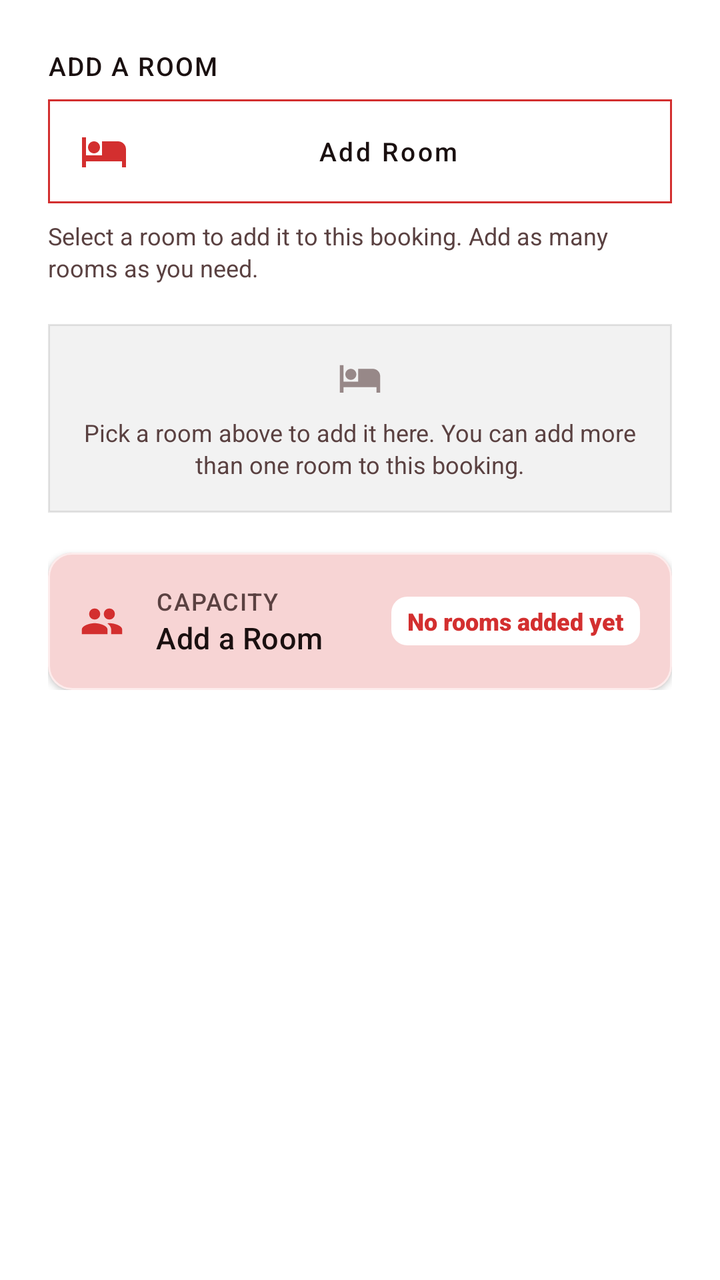
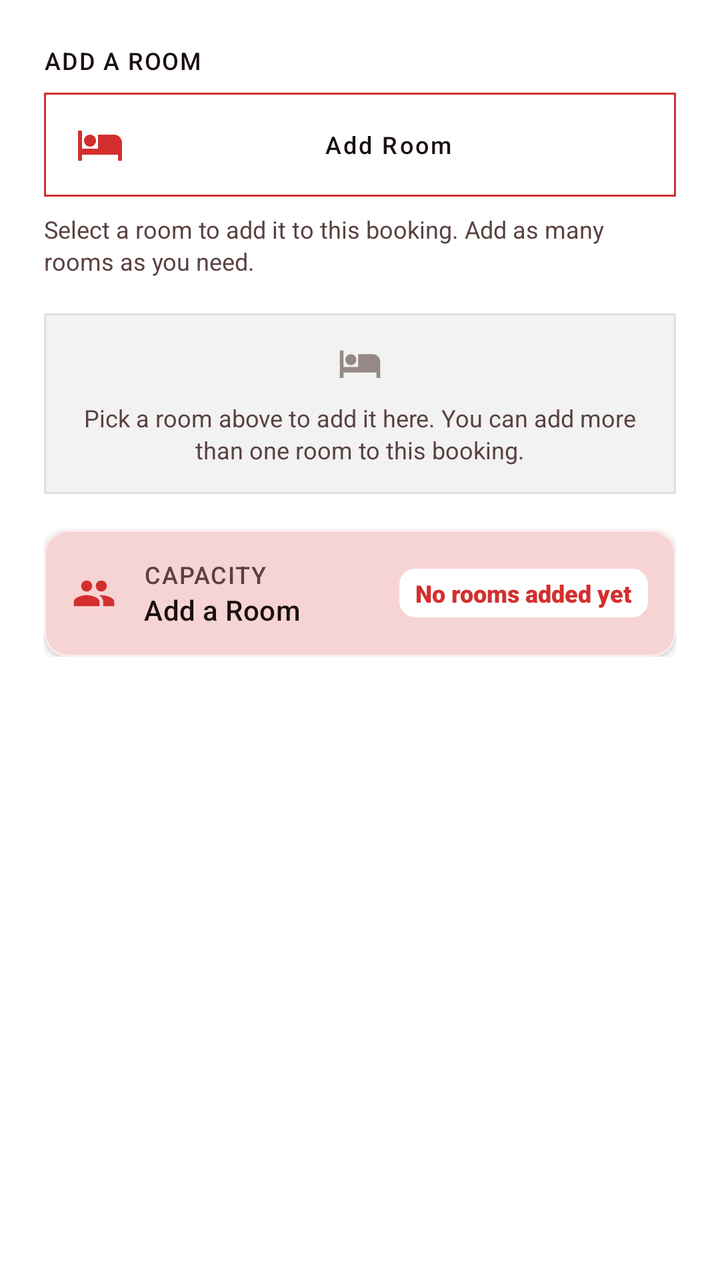

Two renders of the same Android screen: before a commit and after it. Below are the layout's source before the change and the commit's diff.
<!-- AndroidManifest.xml: application theme Theme.VelocitySuites -->
<!-- res/layout/fragment_step1_rooms.xml -->
<?xml version="1.0" encoding="utf-8"?>
<androidx.core.widget.NestedScrollView xmlns:android="http://schemas.android.com/apk/res/android"
    xmlns:app="http://schemas.android.com/apk/res-auto"
    xmlns:tools="http://schemas.android.com/tools"
    android:layout_width="match_parent"
    android:layout_height="match_parent"
    android:fillViewport="true"
    android:clipToPadding="false">

    <LinearLayout
        android:layout_width="match_parent"
        android:layout_height="wrap_content"
        android:orientation="vertical"
        android:padding="24dp">

        
        <LinearLayout
            android:id="@+id/layoutCheckingAvailability"
            android:layout_width="match_parent"
            android:layout_height="wrap_content"
            android:layout_marginBottom="16dp"
            android:gravity="center_vertical"
            android:orientation="horizontal"
            android:visibility="gone"
            tools:visibility="visible">

            <ProgressBar
                android:layout_width="18dp"
                android:layout_height="18dp"
                android:layout_marginEnd="8dp"
                android:indeterminateTint="@color/velocity_red_primary" />

            <TextView
                android:layout_width="wrap_content"
                android:layout_height="wrap_content"
                android:text="@string/checking_available_rooms_message"
                android:textColor="@color/velocity_text_secondary"
                android:textSize="12sp" />
        </LinearLayout>

        
        <LinearLayout
            android:id="@+id/layoutRoomLoadError"
            android:layout_width="match_parent"
            android:layout_height="wrap_content"
            android:layout_marginBottom="16dp"
            android:background="@drawable/shape_tab_background"
            android:gravity="center"
            android:orientation="vertical"
            android:paddingHorizontal="24dp"
            android:paddingVertical="24dp"
            android:visibility="gone">

            <ImageView
                android:layout_width="28dp"
                android:layout_height="28dp"
                android:layout_marginBottom="8dp"
                android:alpha="0.6"
                android:contentDescription="@null"
                android:src="@drawable/ic_wifi_off"
                app:tint="@color/velocity_text_secondary" />

            <TextView
                style="@style/TextAppearance.Velocity.Label.Section"
                android:layout_width="wrap_content"
                android:layout_height="wrap_content"
                android:layout_marginBottom="8dp"
                android:text="@string/room_load_error_title"
                android:textColor="@color/velocity_text_primary" />

            <TextView
                android:layout_width="match_parent"
                android:layout_height="wrap_content"
                android:layout_marginBottom="16dp"
                android:gravity="center"
                android:lineSpacingExtra="2dp"
                android:text="@string/room_load_error_message"
                android:textColor="@color/velocity_text_secondary"
                android:textSize="12sp" />

            <com.google.android.material.button.MaterialButton
                android:id="@+id/btnRetryRoomLoad"
                style="@style/Widget.Velocity.Flat.Button.Outlined"
                android:layout_width="wrap_content"
                android:layout_height="wrap_content"
        android:minHeight="48dp"
                android:paddingHorizontal="24dp"
                android:text="@string/retry_label"
                android:textColor="@color/velocity_red_primary"
                android:textSize="13sp" />
        </LinearLayout>

        
        <LinearLayout
            android:id="@+id/layoutNoRoomsAvailableForDates"
            android:layout_width="match_parent"
            android:layout_height="wrap_content"
            android:layout_marginBottom="16dp"
            android:background="@drawable/shape_tab_background"
            android:gravity="center"
            android:orientation="vertical"
            android:paddingHorizontal="24dp"
            android:paddingVertical="24dp"
            android:visibility="gone">

            <ImageView
                android:layout_width="28dp"
                android:layout_height="28dp"
                android:layout_marginBottom="8dp"
                android:alpha="0.6"
                android:contentDescription="@null"
                android:src="@drawable/ic_bed"
                app:tint="@color/velocity_text_secondary" />

            <TextView
                style="@style/TextAppearance.Velocity.Label.Section"
                android:layout_width="wrap_content"
                android:layout_height="wrap_content"
                android:layout_marginBottom="8dp"
                android:text="@string/no_available_rooms_title"
                android:textColor="@color/velocity_text_primary" />

            <TextView
                android:layout_width="match_parent"
                android:layout_height="wrap_content"
                android:layout_marginBottom="16dp"
                android:gravity="center"
                android:lineSpacingExtra="2dp"
                android:text="@string/no_available_rooms_message"
                android:textColor="@color/velocity_text_secondary"
                android:textSize="12sp" />

            <com.google.android.material.button.MaterialButton
                android:id="@+id/btnChangeDates"
                style="@style/Widget.Velocity.Flat.Button.Outlined"
                android:layout_width="wrap_content"
                android:layout_height="wrap_content"
        android:minHeight="48dp"
                android:paddingHorizontal="24dp"
                android:text="@string/change_dates_button"
                android:textColor="@color/velocity_red_primary"
                android:textSize="13sp" />
        </LinearLayout>

        <LinearLayout
            android:id="@+id/layoutRoomSelectionContent"
            android:layout_width="match_parent"
            android:layout_height="wrap_content"
            android:orientation="vertical">

        <TextView
            style="@style/TextAppearance.Velocity.Label.Input"
            android:layout_width="wrap_content"
            android:layout_height="wrap_content"
            android:layout_marginBottom="8dp"
            android:text="@string/add_room_hint"
            android:textColor="@color/velocity_text_primary"
            android:textSize="13sp" />

        <com.google.android.material.button.MaterialButton
            android:id="@+id/btnAddRoom"
            style="@style/Widget.Velocity.Flat.Button.Outlined"
            android:layout_width="match_parent"
            android:layout_height="52dp"
            android:text="@string/add_room_button_label"
            android:textColor="@color/velocity_text_primary"
            android:textSize="13sp"
            app:icon="@drawable/ic_bed"
            app:iconTint="@color/velocity_red_primary" />

        <TextView
            android:id="@+id/tvRoomSelectionHelper"
            android:layout_width="match_parent"
            android:layout_height="wrap_content"
            android:layout_marginTop="8dp"
            android:layout_marginBottom="16dp"
            android:lineSpacingExtra="2dp"
            android:text="@string/booking_select_room_helper_multi"
            android:textColor="@color/velocity_text_secondary"
            android:textSize="12sp" />

        <LinearLayout
            android:id="@+id/layoutSelectedRooms"
            android:layout_width="match_parent"
            android:layout_height="wrap_content"
            android:layout_marginBottom="4dp"
            android:orientation="vertical" />

        <LinearLayout
            android:id="@+id/layoutNoRoomsSelected"
            android:layout_width="match_parent"
            android:layout_height="wrap_content"
            android:layout_marginBottom="16dp"
            android:background="@drawable/shape_tab_background"
            android:gravity="center"
            android:orientation="vertical"
            android:paddingHorizontal="16dp"
            android:paddingVertical="16dp">

            <ImageView
                android:layout_width="22dp"
                android:layout_height="22dp"
                android:layout_marginBottom="8dp"
                android:alpha="0.6"
                android:contentDescription="@null"
                android:src="@drawable/ic_bed"
                app:tint="@color/velocity_text_secondary" />

            <TextView
                android:layout_width="match_parent"
                android:layout_height="wrap_content"
                android:gravity="center"
                android:lineSpacingExtra="2dp"
                android:text="@string/no_rooms_selected_hint"
                android:textColor="@color/velocity_text_secondary"
                android:textSize="12sp" />
        </LinearLayout>

        <com.google.android.material.card.MaterialCardView
            android:layout_width="match_parent"
            android:layout_height="wrap_content"
            android:layout_marginTop="4dp"
            app:cardBackgroundColor="@color/velocity_red_subtle"
            app:strokeColor="@color/velocity_red_soft"
            app:strokeWidth="1dp">

            <LinearLayout
                android:layout_width="match_parent"
                android:layout_height="wrap_content"
                android:gravity="center_vertical"
                android:orientation="horizontal"
                android:padding="16dp">

                <ImageView
                    android:layout_width="22dp"
                    android:layout_height="22dp"
                    android:contentDescription="@null"
                    android:src="@drawable/ic_people"
                    app:tint="@color/velocity_red_primary" />

                <LinearLayout
                    android:layout_width="0dp"
                    android:layout_height="wrap_content"
                    android:layout_marginStart="16dp"
                    android:layout_weight="1"
                    android:orientation="vertical">

                    <TextView
                        style="@style/TextAppearance.Velocity.Label.Input"
                        android:layout_width="wrap_content"
                        android:layout_height="wrap_content"
                        android:text="@string/capacity_label"
                        android:textColor="@color/velocity_text_secondary"
                        android:textSize="12sp" />

                    <TextView
                        android:id="@+id/tvCapacityIndicator"
                        style="@style/TextAppearance.Velocity.Price"
                        android:layout_width="wrap_content"
                        android:layout_height="wrap_content"
                        android:text="@string/add_room_hint"
                        android:textColor="@color/velocity_text_primary"
                        android:textSize="15sp" />
                </LinearLayout>

                <TextView
                    android:id="@+id/tvRoomsSelectedCount"
                    android:layout_width="wrap_content"
                    android:layout_height="wrap_content"
                    android:background="@drawable/shape_flat_badge"
                    android:backgroundTint="@color/white"
                    android:paddingHorizontal="8dp"
                    android:paddingVertical="4dp"
                    android:text="@string/no_rooms_selected_yet"
                    android:textColor="@color/velocity_red_primary"
                    android:fontFamily="sans-serif-black"
                    android:textSize="12sp" />
            </LinearLayout>
        </com.google.android.material.card.MaterialCardView>

        </LinearLayout>

    </LinearLayout>
</androidx.core.widget.NestedScrollView>
<!-- resources referenced by this layout -->
<resources>
  <color name="velocity_red_primary">#D32F2F</color>
  <color name="velocity_red_soft">#FDECEC</color>
  <color name="velocity_red_subtle">#F7D4D4</color>
  <color name="velocity_text_primary">#1A1010</color>
  <color name="velocity_text_secondary">#5A4141</color>
  <color name="white">#FFFFFFFF</color>
  <!-- drawable shape_flat_badge (drawable) -->
  <?xml version="1.0" encoding="utf-8"?>
  <shape xmlns:android="http://schemas.android.com/apk/res/android" android:shape="rectangle">
      <solid android:color="@color/velocity_red_primary" />
      <corners android:radius="8dp" />
  </shape>
  <!-- drawable shape_tab_background (drawable) -->
  <?xml version="1.0" encoding="utf-8"?>
  <shape xmlns:android="http://schemas.android.com/apk/res/android">
      <solid android:color="#0D000000" />
      <corners android:radius="0dp" />
      <stroke android:width="1dp" android:color="#1A000000" />
  </shape>
  <string name="add_room_button_label">Add Room</string>
  <string name="add_room_hint">Add a Room</string>
  <string name="booking_select_room_helper_multi">Select a room to add it to this booking. Add as many rooms as you need.</string>
  <string name="capacity_label">Capacity</string>
  <string name="change_dates_button">Change Dates</string>
  <string name="checking_available_rooms_message">Checking available rooms…</string>
  <string name="no_available_rooms_message">No rooms are available for your selected Check-in and Check-out dates. Please choose different dates.</string>
  <string name="no_available_rooms_title">No Available Rooms</string>
  <string name="no_rooms_selected_hint">Pick a room above to add it here. You can add more than one room to this booking.</string>
  <string name="no_rooms_selected_yet">No rooms added yet</string>
  <string name="retry_label">Retry</string>
  <string name="room_load_error_message">We couldn\'t check room availability. Please try again.</string>
  <string name="room_load_error_title">Couldn\'t Load Rooms</string>
  <style name="TextAppearance.Velocity.Price" parent="TextAppearance.MaterialComponents.Headline6">
          <item name="android:fontFamily">sans-serif-black</item>
          <item name="android:textColor">@color/velocity_text_primary</item>
          <item name="android:textSize">18sp</item>
      </style>
  <color name="black">#FF000000</color>
  <style name="ShapeAppearance.Velocity.Square" parent="">
          <item name="cornerFamily">rounded</item>
          <item name="cornerSize">0dp</item>
      </style>
  <color name="velocity_red_dark">#7F1212</color>
  <color name="velocity_red_rose">#EF5350</color>
  <color name="velocity_red_deep">#5A0A0A</color>
  <style name="ShapeAppearance.Velocity.Card" parent="">
          <item name="cornerFamily">rounded</item>
          <item name="cornerSize">@dimen/card_corner_radius</item>
      </style>
  <style name="Widget.Velocity.Flat.Snackbar" parent="Widget.MaterialComponents.Snackbar">
          <item name="android:background">@drawable/bg_snackbar_flat</item>
          <item name="android:elevation">0dp</item>
      </style>
  <dimen name="card_corner_radius">12dp</dimen>
  <dimen name="card_elevation">2dp</dimen>
  <color name="velocity_surface_elevated">#FFFFFF</color>
  <color name="velocity_divider_hairline">#1A000000</color>
  <!-- drawable bg_snackbar_flat (drawable) -->
  <?xml version="1.0" encoding="utf-8"?>
  <shape xmlns:android="http://schemas.android.com/apk/res/android" android:shape="rectangle">
      <solid android:color="#323232" />
      <stroke android:width="1dp" android:color="#33FFFFFF" />
      <corners android:radius="0dp" />
  </shape>
  <style name="Widget.Velocity.Flat.BottomSheet" parent="Widget.MaterialComponents.BottomSheet.Modal">
          <item name="shapeAppearanceOverlay">@style/ShapeAppearance.Velocity.Square</item>
          <item name="android:elevation">0dp</item>
          <item name="backgroundTint">@color/velocity_surface_elevated</item>
      </style>
  <!-- unchanged entries left out for length: 14 -->
</resources>

<!-- the commit's change to res/layout/fragment_step1_rooms.xml (unified diff, before → after) -->
@@ -11,14 +11,14 @@
         android:layout_width="match_parent"
         android:layout_height="wrap_content"
         android:orientation="vertical"
-        android:padding="24dp">
+        android:padding="22dp">
 
         
         <LinearLayout
             android:id="@+id/layoutCheckingAvailability"
             android:layout_width="match_parent"
             android:layout_height="wrap_content"
-            android:layout_marginBottom="16dp"
+            android:layout_marginBottom="14dp"
             android:gravity="center_vertical"
             android:orientation="horizontal"
             android:visibility="gone"
@@ -43,12 +43,12 @@
             android:id="@+id/layoutRoomLoadError"
             android:layout_width="match_parent"
             android:layout_height="wrap_content"
-            android:layout_marginBottom="16dp"
+            android:layout_marginBottom="14dp"
             android:background="@drawable/shape_tab_background"
             android:gravity="center"
             android:orientation="vertical"
-            android:paddingHorizontal="24dp"
-            android:paddingVertical="24dp"
+            android:paddingHorizontal="22dp"
+            android:paddingVertical="22dp"
             android:visibility="gone">
 
             <ImageView
@@ -71,7 +71,7 @@
             <TextView
                 android:layout_width="match_parent"
                 android:layout_height="wrap_content"
-                android:layout_marginBottom="16dp"
+                android:layout_marginBottom="14dp"
                 android:gravity="center"
                 android:lineSpacingExtra="2dp"
                 android:text="@string/room_load_error_message"
@@ -84,10 +84,10 @@
                 android:layout_width="wrap_content"
                 android:layout_height="wrap_content"
         android:minHeight="48dp"
-                android:paddingHorizontal="24dp"
+                android:paddingHorizontal="22dp"
                 android:text="@string/retry_label"
                 android:textColor="@color/velocity_red_primary"
-                android:textSize="13sp" />
+                android:textSize="12sp" />
         </LinearLayout>
 
         
@@ -95,12 +95,12 @@
             android:id="@+id/layoutNoRoomsAvailableForDates"
             android:layout_width="match_parent"
             android:layout_height="wrap_content"
-            android:layout_marginBottom="16dp"
+            android:layout_marginBottom="14dp"
             android:background="@drawable/shape_tab_background"
             android:gravity="center"
             android:orientation="vertical"
-            android:paddingHorizontal="24dp"
-            android:paddingVertical="24dp"
+            android:paddingHorizontal="22dp"
+            android:paddingVertical="22dp"
             android:visibility="gone">
 
             <ImageView
@@ -123,7 +123,7 @@
             <TextView
                 android:layout_width="match_parent"
                 android:layout_height="wrap_content"
-                android:layout_marginBottom="16dp"
+                android:layout_marginBottom="14dp"
                 android:gravity="center"
                 android:lineSpacingExtra="2dp"
                 android:text="@string/no_available_rooms_message"
@@ -136,10 +136,10 @@
                 android:layout_width="wrap_content"
                 android:layout_height="wrap_content"
         android:minHeight="48dp"
-                android:paddingHorizontal="24dp"
+                android:paddingHorizontal="22dp"
                 android:text="@string/change_dates_button"
                 android:textColor="@color/velocity_red_primary"
-                android:textSize="13sp" />
+                android:textSize="12sp" />
         </LinearLayout>
 
         <LinearLayout
@@ -155,7 +155,7 @@
             android:layout_marginBottom="8dp"
             android:text="@string/add_room_hint"
             android:textColor="@color/velocity_text_primary"
-            android:textSize="13sp" />
+            android:textSize="12sp" />
 
         <com.google.android.material.button.MaterialButton
             android:id="@+id/btnAddRoom"
@@ -164,7 +164,7 @@
             android:layout_height="52dp"
             android:text="@string/add_room_button_label"
             android:textColor="@color/velocity_text_primary"
-            android:textSize="13sp"
+            android:textSize="12sp"
             app:icon="@drawable/ic_bed"
             app:iconTint="@color/velocity_red_primary" />
 
@@ -173,7 +173,7 @@
             android:layout_width="match_parent"
             android:layout_height="wrap_content"
             android:layout_marginTop="8dp"
-            android:layout_marginBottom="16dp"
+            android:layout_marginBottom="14dp"
             android:lineSpacingExtra="2dp"
             android:text="@string/booking_select_room_helper_multi"
             android:textColor="@color/velocity_text_secondary"
@@ -190,12 +190,12 @@
             android:id="@+id/layoutNoRoomsSelected"
             android:layout_width="match_parent"
             android:layout_height="wrap_content"
-            android:layout_marginBottom="16dp"
+            android:layout_marginBottom="14dp"
             android:background="@drawable/shape_tab_background"
             android:gravity="center"
             android:orientation="vertical"
-            android:paddingHorizontal="16dp"
-            android:paddingVertical="16dp">
+            android:paddingHorizontal="14dp"
+            android:paddingVertical="14dp">
 
             <ImageView
                 android:layout_width="22dp"
@@ -229,7 +229,7 @@
                 android:layout_height="wrap_content"
                 android:gravity="center_vertical"
                 android:orientation="horizontal"
-                android:padding="16dp">
+                android:padding="14dp">
 
                 <ImageView
                     android:layout_width="22dp"
@@ -241,7 +241,7 @@
                 <LinearLayout
                     android:layout_width="0dp"
                     android:layout_height="wrap_content"
-                    android:layout_marginStart="16dp"
+                    android:layout_marginStart="14dp"
                     android:layout_weight="1"
                     android:orientation="vertical">
 
@@ -260,7 +260,7 @@
                         android:layout_height="wrap_content"
                         android:text="@string/add_room_hint"
                         android:textColor="@color/velocity_text_primary"
-                        android:textSize="15sp" />
+                        android:textSize="14sp" />
                 </LinearLayout>
 
                 <TextView
<!-- resource entries referenced after the edit -->
@@ -35,7 +35,7 @@
   <style name="TextAppearance.Velocity.Price" parent="TextAppearance.MaterialComponents.Headline6">
           <item name="android:fontFamily">sans-serif-black</item>
           <item name="android:textColor">@color/velocity_text_primary</item>
-          <item name="android:textSize">18sp</item>
+          <item name="android:textSize">16sp</item>
       </style>
   <color name="black">#FF000000</color>
   <style name="ShapeAppearance.Velocity.Square" parent="">
